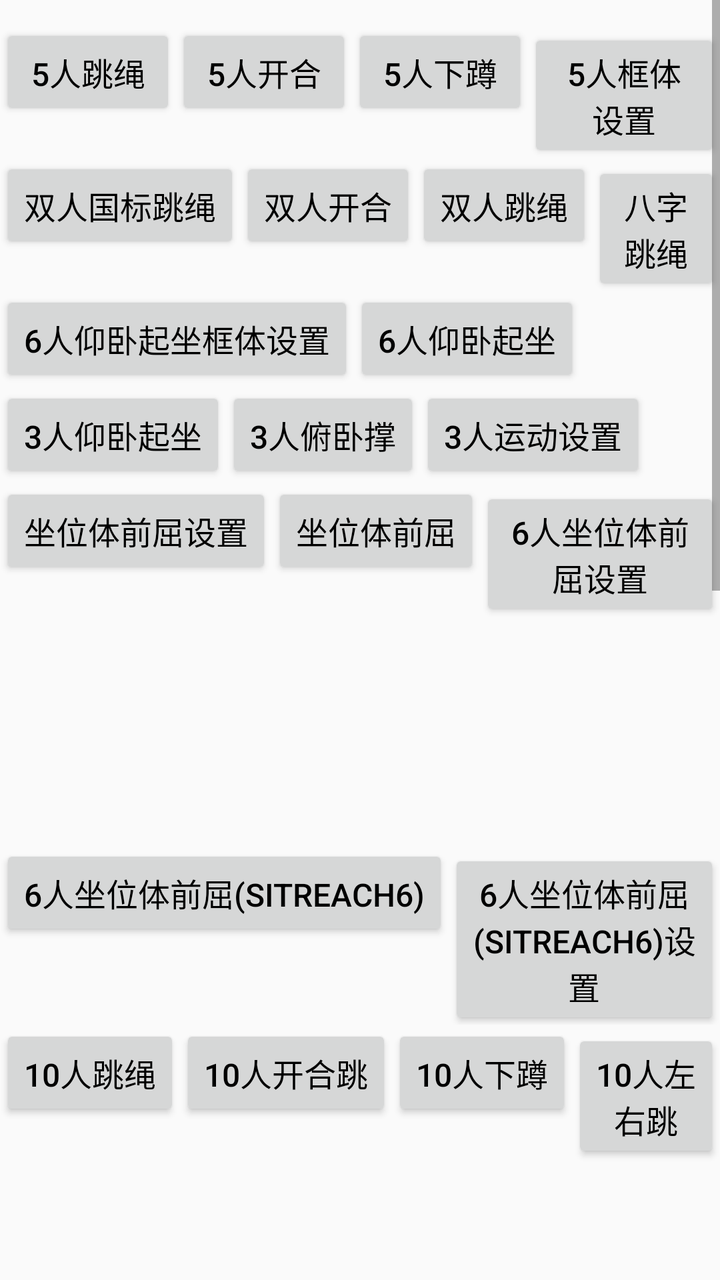
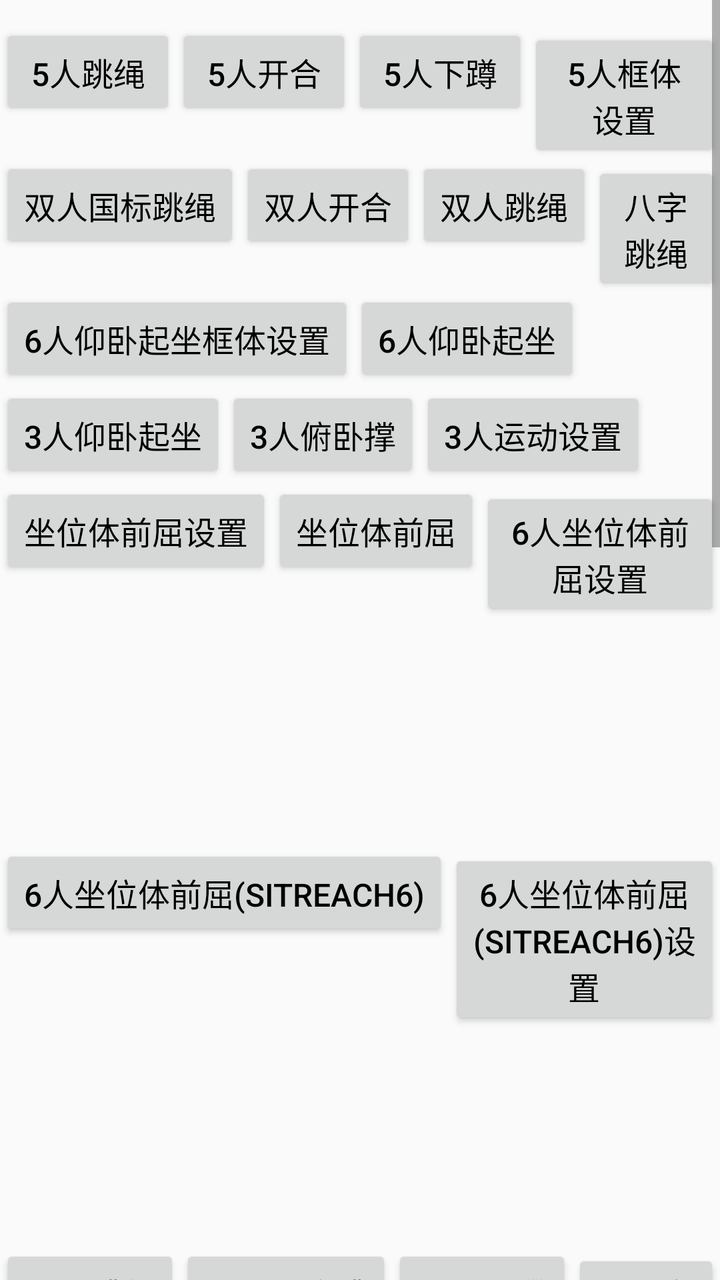

Compare the two renders of this Android layout. The source of the first and the diff that turns it into the second are given below.
<!-- AndroidManifest.xml: application theme AppTheme -->
<!-- res/layout/ac_main.xml -->
<?xml version="1.0" encoding="utf-8"?>
<androidx.constraintlayout.widget.ConstraintLayout xmlns:android="http://schemas.android.com/apk/res/android"
    xmlns:app="http://schemas.android.com/apk/res-auto"
    android:layout_width="match_parent"
    android:layout_height="match_parent">

    <ScrollView
        android:layout_width="match_parent"
        android:layout_height="match_parent"
        android:layout_centerHorizontal="true"
        android:scrollbars="vertical">

        <LinearLayout
            android:layout_width="wrap_content"
            android:layout_height="wrap_content"
            android:layout_centerInParent="true"
            android:orientation="vertical"
            android:paddingTop="12dp"
            android:paddingBottom="12dp">

            <LinearLayout
                android:layout_width="wrap_content"
                android:layout_height="wrap_content"
                android:orientation="horizontal">

                <Button
                    android:id="@+id/bnt_0"
                    android:layout_width="wrap_content"
                    android:layout_height="wrap_content"
                    android:text="5人跳绳"
                    android:textColor="@color/color_black"
                    android:textSize="16sp" />

                <Button
                    android:id="@+id/bnt_3"
                    android:layout_width="wrap_content"
                    android:layout_height="wrap_content"
                    android:text="5人开合"
                    android:textColor="@color/color_black"
                    android:textSize="16sp" />

                <Button
                    android:id="@+id/bnt_4"
                    android:layout_width="wrap_content"
                    android:layout_height="wrap_content"
                    android:text="5人下蹲"
                    android:textColor="@color/color_black"
                    android:textSize="16sp" />
                <Button
                    android:id="@+id/bnt_5_region_set"
                    android:layout_width="wrap_content"
                    android:layout_height="wrap_content"
                    android:text="5人框体设置"
                    android:textColor="@color/color_black"
                    android:textSize="16sp" />

            </LinearLayout>

            <LinearLayout
                android:layout_width="match_parent"
                android:layout_height="wrap_content"
                android:contentDescription="双人运动">

                <Button
                    android:id="@+id/btn_skip_gb"
                    android:layout_width="wrap_content"
                    android:layout_height="wrap_content"
                    android:text="双人国标跳绳"
                    android:textColor="@color/color_black"
                    android:textSize="16sp" />
                <Button
                    android:id="@+id/btn_double_open_close"
                    android:layout_width="wrap_content"
                    android:layout_height="wrap_content"
                    android:text="双人开合"
                    android:textColor="@color/color_black"
                    android:textSize="16sp" />

                <Button
                    android:id="@+id/btn_skip"
                    android:layout_width="wrap_content"
                    android:layout_height="wrap_content"
                    android:text="双人跳绳"
                    android:textColor="@color/color_black"
                    android:textSize="16sp" />

                <Button
                    android:id="@+id/btn_skip_eight"
                    android:layout_width="wrap_content"
                    android:layout_height="wrap_content"
                    android:text="八字跳绳"
                    android:textColor="@color/color_black"
                    android:textSize="16sp" />
            </LinearLayout>

            <LinearLayout
                android:layout_width="match_parent"
                android:layout_height="wrap_content"
                android:contentDescription="双人运动">
                <Button
                    android:id="@+id/btn_six_ywqz_set"
                    android:layout_width="wrap_content"
                    android:layout_height="wrap_content"
                    android:text="6人仰卧起坐框体设置"
                    android:textColor="@color/color_black"
                    android:textSize="16sp" />
                <Button
                    android:id="@+id/btn_six_ywqz"
                    android:layout_width="wrap_content"
                    android:layout_height="wrap_content"
                    android:text="6人仰卧起坐"
                    android:textColor="@color/color_black"
                    android:textSize="16sp" />
            </LinearLayout>

            <LinearLayout
                android:layout_width="wrap_content"
                android:layout_height="wrap_content">

                <Button
                    android:id="@+id/bnt_8"
                    android:layout_width="wrap_content"
                    android:layout_height="wrap_content"
                    android:text="3人仰卧起坐"
                    android:textColor="@color/color_black"
                    android:textSize="16sp" />

                <Button
                    android:id="@+id/bnt_9"
                    android:layout_width="wrap_content"
                    android:layout_height="wrap_content"
                    android:text="3人俯卧撑"
                    android:textColor="@color/color_black"
                    android:textSize="16sp" />

                <Button
                    android:id="@+id/btn_three_set"
                    android:layout_width="wrap_content"
                    android:layout_height="wrap_content"
                    android:text="3人运动设置"
                    android:textColor="@color/color_black"
                    android:textSize="16sp" />

            </LinearLayout>

            <LinearLayout
                android:layout_width="wrap_content"
                android:layout_height="wrap_content"
                android:orientation="horizontal">


                <Button
                    android:id="@+id/bnt_10"
                    android:layout_width="wrap_content"
                    android:layout_height="wrap_content"
                    android:text="坐位体前屈设置"
                    android:textColor="@color/color_black"
                    android:textSize="16sp" />

                <Button
                    android:id="@+id/bnt_zw"
                    android:layout_width="wrap_content"
                    android:layout_height="wrap_content"
                    android:text="坐位体前屈"
                    android:textColor="@color/color_black"
                    android:textSize="16sp" />

                <Button
                    android:id="@+id/btn_forward_6_set"
                    android:layout_width="wrap_content"
                    android:layout_height="wrap_content"
                    android:text="6人坐位体前屈设置"
                    android:textColor="@color/color_black"
                    android:textSize="16sp" />

                <Button
                    android:id="@+id/btn_forward_6"
                    android:layout_width="wrap_content"
                    android:layout_height="wrap_content"
                    android:text="6人坐位体前屈"
                    android:textColor="@color/color_black"
                    android:textSize="16sp" />

            </LinearLayout>

            <LinearLayout
                android:layout_width="wrap_content"
                android:layout_height="wrap_content"
                android:orientation="horizontal">

                <Button
                    android:id="@+id/btn_sit_reach_6"
                    android:layout_width="wrap_content"
                    android:layout_height="wrap_content"
                    android:text="6人坐位体前屈(sitreach6)"
                    android:textColor="@color/color_black"
                    android:textSize="16sp" />

                <Button
                    android:id="@+id/btn_sit_reach_6_set"
                    android:layout_width="wrap_content"
                    android:layout_height="wrap_content"
                    android:text="6人坐位体前屈(sitreach6)设置"
                    android:textColor="@color/color_black"
                    android:textSize="16sp" />

            </LinearLayout>

            <LinearLayout
                android:layout_width="wrap_content"
                android:layout_height="wrap_content"
                android:orientation="horizontal">

                <Button
                    android:id="@+id/bnt_11"
                    android:layout_width="wrap_content"
                    android:layout_height="wrap_content"
                    android:text="10人跳绳"
                    android:textColor="@color/color_black"
                    android:textSize="16sp" />

                <Button
                    android:id="@+id/btn_ten_open_close"
                    android:layout_width="wrap_content"
                    android:layout_height="wrap_content"
                    android:text="10人开合跳"
                    android:textColor="@color/color_black"
                    android:textSize="16sp" />

                <Button
                    android:id="@+id/btn_ten_squat"
                    android:layout_width="wrap_content"
                    android:layout_height="wrap_content"
                    android:text="10人下蹲"
                    android:textColor="@color/color_black"
                    android:textSize="16sp" />

                <Button
                    android:id="@+id/btn_ten_side_to_side"
                    android:layout_width="wrap_content"
                    android:layout_height="wrap_content"
                    android:text="10人左右跳"
                    android:textColor="@color/color_black"
                    android:textSize="16sp" />

                <Button
                    android:id="@+id/btn_ten_high_knees"
                    android:layout_width="wrap_content"
                    android:layout_height="wrap_content"
                    android:text="10人高抬腿"
                    android:textColor="@color/color_black"
                    android:textSize="16sp" />

                <Button
                    android:id="@+id/btn_10_region_set"
                    android:layout_width="wrap_content"
                    android:layout_height="wrap_content"
                    android:text="十人运动框设置"
                    android:textColor="@color/color_black"
                    android:textSize="16sp" />

                <Button
                    android:id="@+id/btn_ipc_set"
                    android:layout_width="wrap_content"
                    android:layout_height="wrap_content"
                    android:text="IPC设置"
                    android:textColor="@color/color_black"
                    android:textSize="16sp" />

                <Button
                    android:id="@+id/btn_ten_face"
                    android:layout_width="wrap_content"
                    android:layout_height="wrap_content"
                    android:text="十人人脸识别"
                    android:textColor="@color/color_black"
                    android:textSize="16sp" />
            </LinearLayout>

            <LinearLayout
                android:layout_width="wrap_content"
                android:layout_height="wrap_content"
                android:orientation="horizontal">

                <Button
                    android:id="@+id/btn_ten_sit_up"
                    android:layout_width="wrap_content"
                    android:layout_height="wrap_content"
                    android:text="10人仰卧起坐"
                    android:textColor="@color/color_black"
                    android:textSize="16sp" />

                <Button
                    android:id="@+id/btn_ten_sit_up_region_setup"
                    android:layout_width="wrap_content"
                    android:layout_height="wrap_content"
                    android:text="十人仰卧起坐设置"
                    android:textColor="@color/color_black"
                    android:textSize="16sp" />
            </LinearLayout>

            <LinearLayout
                android:layout_width="wrap_content"
                android:layout_height="wrap_content"
                android:orientation="horizontal">
                <Button
                    android:id="@+id/btn_thirty_skip"
                    android:layout_width="wrap_content"
                    android:layout_height="wrap_content"
                    android:text="30人跳绳"
                    android:textColor="@color/color_black"
                    android:textSize="16sp" />

                <Button
                    android:id="@+id/btn_thirty_sit_up"
                    android:layout_width="wrap_content"
                    android:layout_height="wrap_content"
                    android:text="30人仰卧起坐"
                    android:textColor="@color/color_black"
                    android:textSize="16sp" />

                <Button
                    android:id="@+id/btn_et_ten_skip"
                    android:layout_width="wrap_content"
                    android:layout_height="wrap_content"
                    android:text="30人跳绳客户端"
                    android:textColor="@color/color_black"
                    android:textSize="16sp" />

                <Button
                    android:id="@+id/btn_left_screen_ip"
                    android:layout_width="wrap_content"
                    android:layout_height="wrap_content"
                    android:text="左副屏IP"
                    android:textColor="@color/color_black"
                    android:textSize="16sp" />

                <Button
                    android:id="@+id/btn_right_screen_ip"
                    android:layout_width="wrap_content"
                    android:layout_height="wrap_content"
                    android:text="右副屏IP"
                    android:textColor="@color/color_black"
                    android:textSize="16sp" />

                <Button
                    android:id="@+id/btn_thirty_sport_set"
                    android:layout_width="wrap_content"
                    android:layout_height="wrap_content"
                    android:text="三屏运动框设置"
                    android:textColor="@color/color_black"
                    android:textSize="16sp" />
            </LinearLayout>

            <LinearLayout
                android:layout_width="wrap_content"
                android:layout_height="wrap_content">

                <Button
                    android:id="@+id/btn_face_test"
                    android:layout_width="wrap_content"
                    android:layout_height="wrap_content"
                    android:text="人脸识别测试"
                    android:textColor="@color/color_black"
                    android:textSize="16sp" />

                <Button
                    android:id="@+id/btn_face_test2"
                    android:layout_width="wrap_content"
                    android:layout_height="wrap_content"
                    android:text="人脸识别测试无骨骼"
                    android:textColor="@color/color_black"
                    android:textSize="16sp" />

                <Button
                    android:id="@+id/btn_double_face"
                    android:layout_width="wrap_content"
                    android:layout_height="wrap_content"
                    android:text="双人人脸识别测试"
                    android:textColor="@color/color_black"
                    android:textSize="16sp" />

                <Button
                    android:id="@+id/btn_pic_identify"
                    android:layout_width="wrap_content"
                    android:layout_height="wrap_content"
                    android:text="图片人脸识别"
                    android:textColor="@color/color_black"
                    android:textSize="16sp" />
                <Button
                    android:id="@+id/btn_processor_identify"
                    android:layout_width="wrap_content"
                    android:layout_height="wrap_content"
                    android:text="人脸识别processor"
                    android:textColor="@color/color_black"
                    android:textSize="16sp" />

            </LinearLayout>

            <LinearLayout
                android:layout_width="wrap_content"
                android:layout_height="wrap_content">

                <Button
                    android:id="@+id/btn_nfc_test"
                    android:layout_width="wrap_content"
                    android:layout_height="wrap_content"
                    android:text="NFC读卡测试"
                    android:textColor="@color/color_black"
                    android:textSize="16sp" />
            </LinearLayout>

            <LinearLayout
                android:layout_width="wrap_content"
                android:layout_height="wrap_content">

                <Button
                    android:id="@+id/btn_body_test"
                    android:layout_width="wrap_content"
                    android:layout_height="wrap_content"
                    android:text="框体测试"
                    android:textColor="@color/color_black"
                    android:textSize="16sp" />
                <Button
                    android:id="@+id/btn_frame_animation_test"
                    android:layout_width="wrap_content"
                    android:layout_height="wrap_content"
                    android:text="多序列帧动画"
                    android:textColor="@color/color_black"
                    android:textSize="16sp" />
                <Button
                    android:id="@+id/btn_gesture"
                    android:layout_width="wrap_content"
                    android:layout_height="wrap_content"
                    android:text="手势识别"
                    android:textColor="@color/color_black"
                    android:textSize="16sp" />
            </LinearLayout>

            
            <LinearLayout
                android:layout_width="wrap_content"
                android:layout_height="wrap_content">

                <Button
                    android:id="@+id/btn_bmi_setting"
                    android:layout_width="wrap_content"
                    android:layout_height="wrap_content"
                    android:text="BMI设置"
                    android:textColor="@color/color_black"
                    android:textSize="16sp" />

                <Button
                    android:id="@+id/btn_bmi_sport"
                    android:layout_width="wrap_content"
                    android:layout_height="wrap_content"
                    android:text="BMI运动"
                    android:textColor="@color/color_black"
                    android:textSize="16sp" />

                <Button
                    android:id="@+id/btn_lung_setting"
                    android:layout_width="wrap_content"
                    android:layout_height="wrap_content"
                    android:text="肺活量设置"
                    android:textColor="@color/color_black"
                    android:textSize="16sp" />

                <Button
                    android:id="@+id/btn_lung_sport"
                    android:layout_width="wrap_content"
                    android:layout_height="wrap_content"
                    android:text="肺活量运动"
                    android:textColor="@color/color_black"
                    android:textSize="16sp" />
            </LinearLayout>

        </LinearLayout>

    </ScrollView>

    <TextView
        android:id="@+id/tv_org_id"
        android:layout_width="wrap_content"
        android:layout_height="wrap_content"
        android:layout_marginEnd="@dimen/dp_60"
        android:layout_marginBottom="@dimen/dp_60"
        app:layout_constraintBottom_toBottomOf="parent"
        app:layout_constraintEnd_toEndOf="parent" />
</androidx.constraintlayout.widget.ConstraintLayout>
<!-- resources referenced by this layout -->
<resources>
  <color name="color_black">#000000</color>
  <dimen name="dp_60">60dp</dimen>
  <style name="AppTheme" parent="Theme.AppCompat.DayNight.NoActionBar">
          <item name="colorPrimary">#00FFFF</item>
          <item name="colorPrimaryDark">#FFFFFF</item>
          <item name="colorAccent">#FFFF00</item>
          <item name="android:windowActionBar">false</item>
          <item name="android:windowNoTitle">true</item>
          <item name="android:windowContentTransitions">true</item>
          <item name="android:statusBarColor">@android:color/transparent</item>
          <item name="android:windowFullscreen">true</item>
          <item name="android:windowTranslucentNavigation">true</item>
          <item name="android:windowTranslucentStatus">true</item>
          <item name="android:windowDisablePreview">true</item>
      </style>
</resources>

<!-- the commit's change to res/layout/ac_main.xml (unified diff, before → after) -->
@@ -201,6 +201,14 @@
                     android:layout_width="wrap_content"
                     android:layout_height="wrap_content"
                     android:text="6人坐位体前屈(sitreach6)设置"
+                    android:textColor="@color/color_black"
+                    android:textSize="16sp" />
+
+                <Button
+                    android:id="@+id/btn_sit_reach_18"
+                    android:layout_width="wrap_content"
+                    android:layout_height="wrap_content"
+                    android:text="18人坐位体前屈"
                     android:textColor="@color/color_black"
                     android:textSize="16sp" />
 
